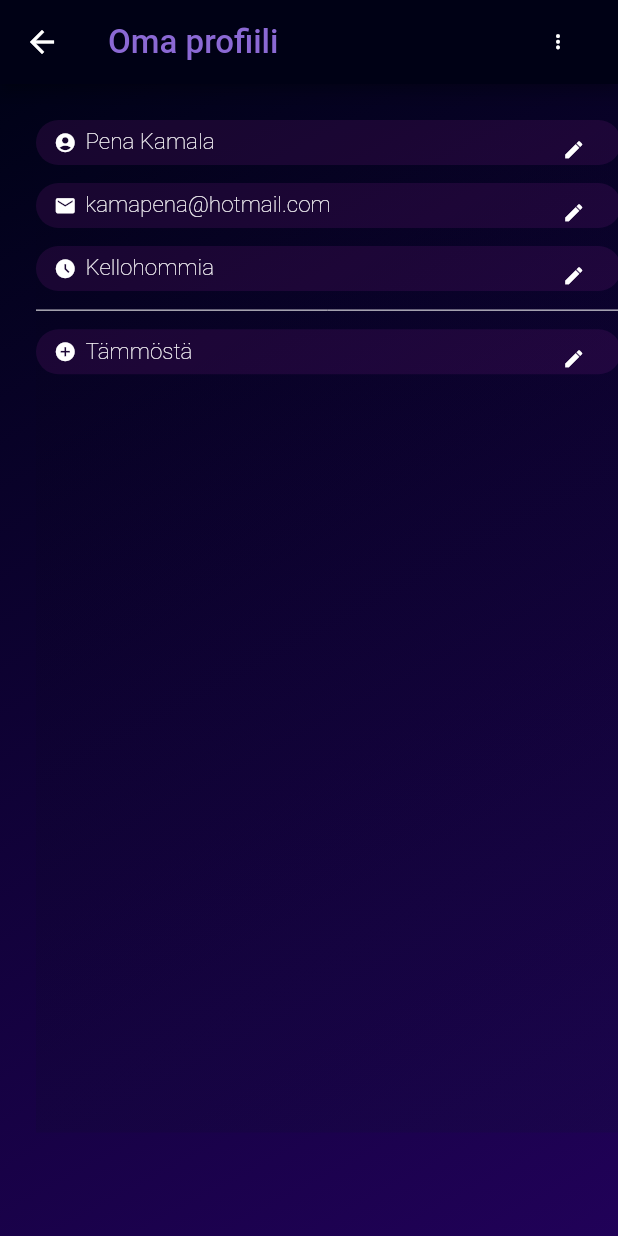
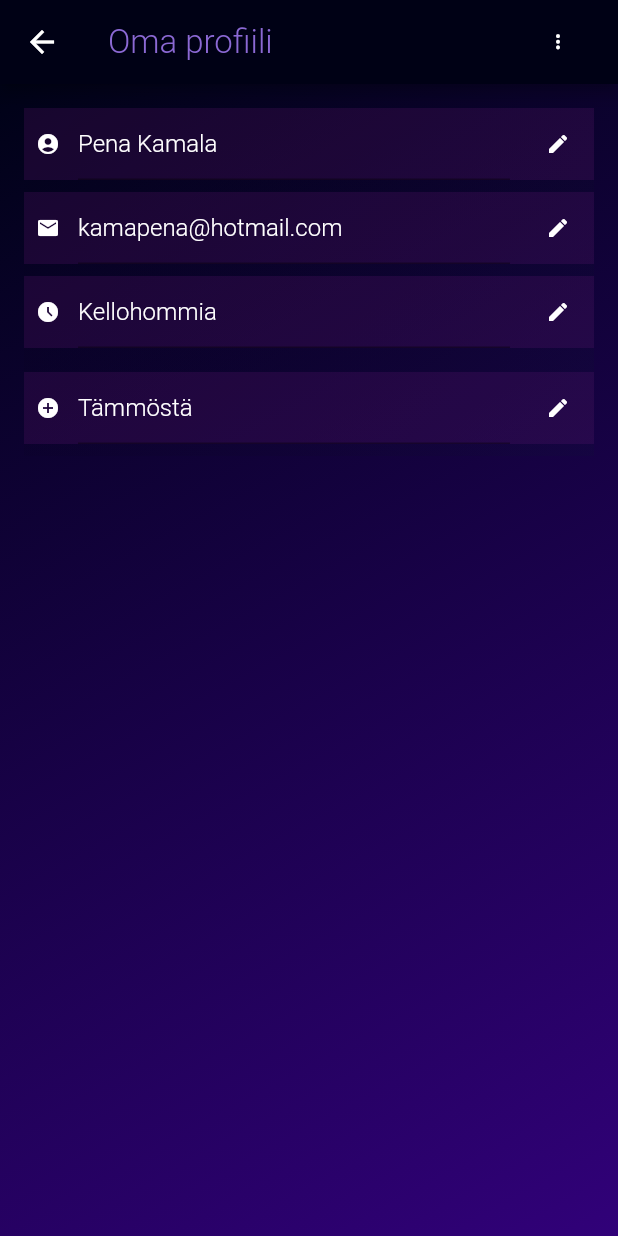
Before and after one commit to Geezter/fluttersakky, a Flutter app: the ProfilePage screen opened by its route, on a phone screen of 412 x 824 dp. Run offline on Flutter 3.47's test engine with Material 2 defaults, Android fonts, the phone set to English and light mode, and no system bars.

Commit message:
added user registration page, refractored some code and optimized front

```diff
--- a/lib/chat_box.dart
+++ b/lib/chat_box.dart
@@ -115,7 +115,7 @@ class _ChatBoxState extends State<ChatBox> {
                         ),
                       ),
                     ],
-                  )
+                  ),
                 ],
               ),
             ),
--- a/lib/components/fields/profile_items.dart
+++ b/lib/components/fields/profile_items.dart
@@ -5,17 +5,18 @@ class ProfileItem extends StatelessWidget {
 
   final String myTitle;
   final IconData myIcon;
-  final double itemSize = 10;
+  final double itemSize = 16;
 
   @override
   Widget build(BuildContext context) {
     return Container(
-      //width: double.infinity,
+      width: double.infinity,
       alignment: Alignment.centerLeft,
       padding: const EdgeInsets.symmetric(horizontal: 8, vertical: 0),
       decoration: const BoxDecoration(
           color: Color.fromARGB(53, 107, 23, 122),
-          borderRadius: BorderRadius.all(Radius.circular(10))),
+          //borderRadius: BorderRadius.all(Radius.circular(10)),
+          ),
       child: Row(
         mainAxisSize: MainAxisSize.min,
         children: [
@@ -24,30 +25,38 @@ class ProfileItem extends StatelessWidget {
             size: itemSize,
             color: Colors.white,
           ),
-          const SizedBox(width: 4),
-          Text(
-            myTitle,
-            style: TextStyle(
-              fontSize: itemSize,
-              fontWeight: FontWeight.w200,
-              color: Colors.white,
+          const SizedBox(width: 12),
+          Expanded(
+            child: SizedBox(
+              //height: 32,
+              child: TextFormField(
+                initialValue: myTitle,
+                style: TextStyle(
+                  fontSize: itemSize,
+                  color: Colors.white,
+                  fontWeight: FontWeight.w300
+                ),
+              ),
             ),
           ),
-          const Spacer(),
+
           SizedBox(
-            height: 20,
+            //height: 26,
+            //width: 24,
             child: IconButton(
+
               alignment: Alignment.centerRight,
               iconSize: itemSize,
               onPressed: () {
                 print('you pressed the button you sick fuck');
               },
+
               icon: Icon(Icons.edit,
               color: Colors.white,
               size: itemSize,
               ),
             ),
-          )
+          ),
         ],
       ),
     );
--- /dev/null
+++ b/lib/components/fields/registration_items.dart
@@ -0,0 +1,56 @@
+import 'package:flutter/material.dart';
+
+class ProfileItem extends StatelessWidget {
+  const ProfileItem(
+      {super.key,
+      required this.myIcon,
+      required this.myTitle,
+      required this.myHelperText,
+      required this.myType});
+
+  final String myTitle;
+  final IconData myIcon;
+  final String myHelperText;
+  final double itemSize = 25;
+  final TextInputType myType;
+
+  @override
+  Widget build(BuildContext context) {
+    return Container(
+      width: double.infinity,
+      alignment: Alignment.centerLeft,
+      padding: const EdgeInsets.symmetric(horizontal: 8, vertical: 0),
+      decoration: const BoxDecoration(
+        color: Color.fromARGB(255, 149, 25, 171),
+        borderRadius: BorderRadius.all(Radius.circular(10)),
+      ),
+      child: Row(
+        mainAxisSize: MainAxisSize.min,
+        children: [
+          Icon(
+            myIcon,
+            size: 35,
+            color: Colors.white,
+          ),
+          const SizedBox(width: 12),
+          Expanded(
+            child: SizedBox(
+              child: TextField(
+                keyboardType: myType,
+                style: const TextStyle(
+                  fontSize: 20,
+                ),
+                decoration: InputDecoration(
+                  focusedBorder: InputBorder.none,
+                  label: Text(myHelperText),
+                  hintText: myTitle,
+
+                ),
+              ),
+            ),
+          ),
+        ],
+      ),
+    );
+  }
+}
--- a/lib/components/my_appBar.dart
+++ b/lib/components/my_appBar.dart
@@ -26,6 +26,7 @@ class MyAppBar extends StatelessWidget implements PreferredSizeWidget {
                 s,
                 style: const TextStyle(
                   fontSize: 22.0,
+                  fontWeight: FontWeight.w300,
                   color: Color.fromARGB(240, 148, 111, 224),
                 ),
               ),
@@ -40,8 +41,7 @@ class MyAppBar extends StatelessWidget implements PreferredSizeWidget {
                         print('settings');
                         break;
                       case MessageMenu.about:
-                        print('about');
-                        break;
+                        Navigator.pushNamed(context, '/registrationPage');
                       default:
                     }
                   },
@@ -55,7 +55,7 @@ class MyAppBar extends StatelessWidget implements PreferredSizeWidget {
                           value: MessageMenu.botSettings,
                           child: Text('Botin asetukset')),
                       const PopupMenuItem(
-                          value: MessageMenu.botSettings,
+                          value: MessageMenu.about,
                           child: Text('Tietoja sovelluksesta')),
                     ];
                   },
--- a/lib/components/timestamp.dart
+++ b/lib/components/timestamp.dart
@@ -22,8 +22,9 @@ class Timestamp extends StatelessWidget {
         return Text(
           snapshot.data ?? "",
           style: const TextStyle(
+            fontSize: 10,
             color: Color.fromARGB(255, 142, 187, 227),
-            fontWeight: FontWeight.w600,
+            fontWeight: FontWeight.w300,
           ),
         );
       },
--- a/lib/config/routes.dart
+++ b/lib/config/routes.dart
@@ -3,6 +3,7 @@ import 'package:kouluharjoittelu/chat_box.dart';
 import 'package:kouluharjoittelu/components/coding_topic.dart';
 import 'package:kouluharjoittelu/front_page.dart';
 import 'package:kouluharjoittelu/profile_page.dart';
+import 'package:kouluharjoittelu/registration_page.dart';
 
 class AppRoutes {
   static final pages = {
@@ -12,6 +13,7 @@ class AppRoutes {
     codingTopic: (context) =>
         CodingTopic(language: "JavaScript", topic: "Plärinää"),
     profilePage: (context) => const ProfilePage(),
+    registrationPage: (context) => const RegistrationPage(),
   };
 
   static const main = '/';
@@ -19,4 +21,5 @@ class AppRoutes {
   static const box = '/boxPage';
   static const codingTopic = '/codingTopic';
   static const profilePage = '/profilePage';
+  static const registrationPage = '/registrationPage';
 }
--- a/lib/profile_page.dart
+++ b/lib/profile_page.dart
@@ -15,6 +15,7 @@ class _ProfilePageState extends State<ProfilePage> {
     return Scaffold(
       appBar: MyAppBar(s: 'Oma profiili'),
       body: Container(
+        width: double.infinity,
         decoration: const BoxDecoration(
           gradient: LinearGradient(
             begin: Alignment.bottomRight,
@@ -25,27 +26,17 @@ class _ProfilePageState extends State<ProfilePage> {
             ],
           ),
         ),
-        transform: Matrix4.identity()..scale(1.5),
-        child: Row(
-          mainAxisSize: MainAxisSize.max,
-          children: [
-            Container(
-              constraints: const BoxConstraints(
-                  minWidth: 200.0, maxWidth: double.infinity - 100),
+        //transform: Matrix4.identity()..scale(1.5),
+        child: Container(
           margin: EdgeInsets.all(16),
           height: double.infinity,
           child: Column(
             children: [
               Container(
-                    constraints:
-                        const BoxConstraints(maxWidth: double.infinity - 100),
                 padding: const EdgeInsets.all(0),
-                    height: 450,
-                    width: 260,
-                    decoration: const BoxDecoration(
+                decoration: BoxDecoration(
                   //border: Border.all(color: Colors.purple),
-                      //color: Colors.transparent,
-                      gradient: LinearGradient(
+                  gradient: const LinearGradient(
                       begin: Alignment.bottomRight,
                       end: Alignment.topLeft,
                       colors: [
@@ -69,14 +60,9 @@ class _ProfilePageState extends State<ProfilePage> {
                         myIcon: Icons.access_time_filled_outlined,
                         myTitle: 'Kellohommia'),
                     SizedBox(height: 8),
-                        Divider(
-                          height: 1,
-                          color: Colors.white,
-                        ),
                     SizedBox(height: 8),
                     ProfileItem(
-                            myIcon: Icons.add_circle,
-                            myTitle: 'Tämmöstä'),
+                        myIcon: Icons.add_circle, myTitle: 'Tämmöstä'),
                     SizedBox(height: 8),
                   ],
                 ),
@@ -84,15 +70,6 @@ class _ProfilePageState extends State<ProfilePage> {
             ],
           ),
         ),
-            const Spacer(),
-            Container(
-              child: Text(
-                'Profiilikuva tähän',
-                style: TextStyle(color: Colors.white),
-              ),
-            )
-          ],
-        ),
       ),
     );
   }
```
Also changed, not shown: lib/front_page.dart (+10 -7 lines), lib/registration_page.dart (added, +119 -0 lines). Lines whose indentation alone changed are shown as unchanged.
